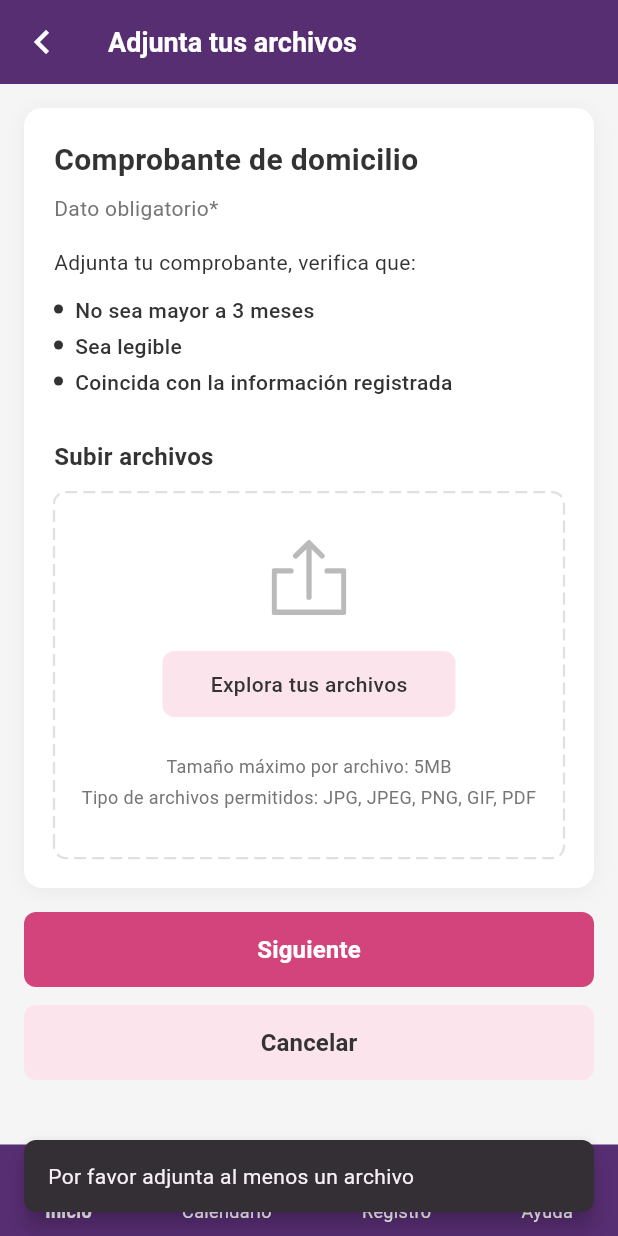
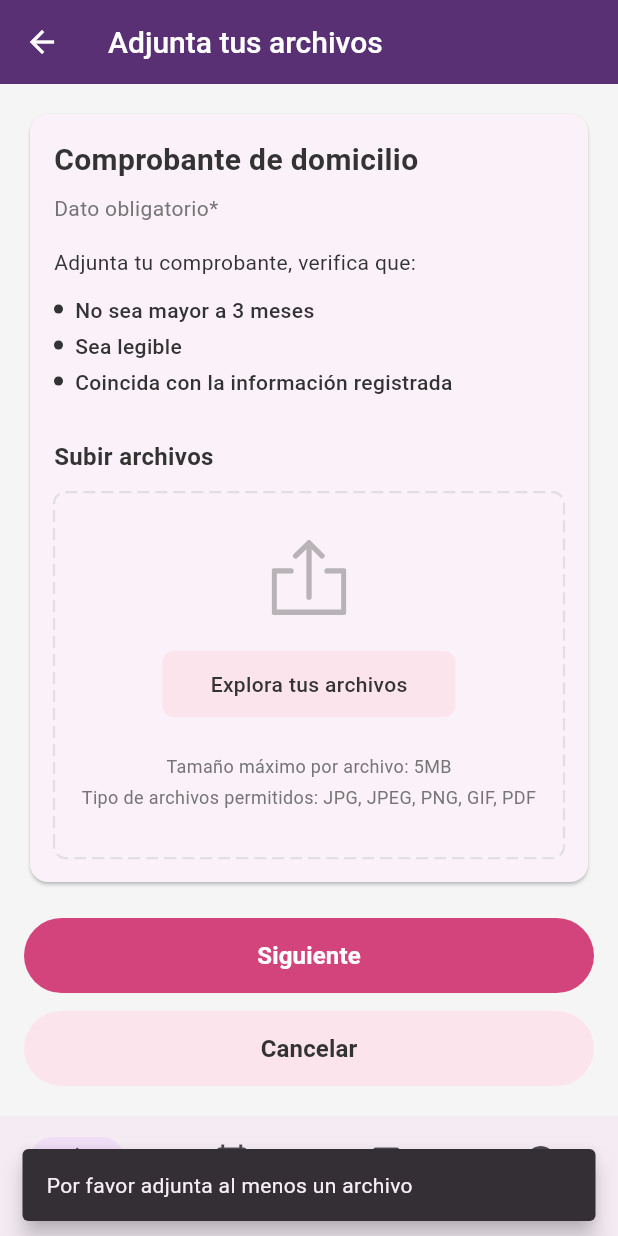
Before and after one commit to forozco/forozco-flutter-uploader-component, a Flutter app: the screen it shows after launch, after a tap on "Siguiente", on a phone screen of 412 x 824 dp. Run offline on Flutter 3.47's test engine with Material 3 defaults, Android fonts, the light colour scheme and no system bars; our stand-ins replace file_picker, flutter_svg.

Commit message:
Implement native UI for iOS and Android
iOS:
- CupertinoPageScaffold with CupertinoNavigationBar
- CupertinoButton.filled for primary actions
- CupertinoTabBar for bottom navigation
- CupertinoAlertDialog for messages
- SF Symbols icons (CupertinoIcons)

Android:
- Material 3 AppBar with elevation
- FilledButton and FilledButton.tonal
- NavigationBar (Material 3)
- Floating SnackBar for messages
- Material icons

Both:
- System fonts automatically used
- Platform-specific haptic feedback
- Native scroll physics

```diff
--- a/lib/screens/adjunta_archivos_screen.dart
+++ b/lib/screens/adjunta_archivos_screen.dart
@@ -1,7 +1,8 @@
+import 'dart:io';
+import 'package:flutter/cupertino.dart';
 import 'package:flutter/material.dart';
 import 'package:flutter/services.dart';
 import '../theme/app_theme.dart';
-import '../widgets/bottom_nav_bar.dart';
 import '../widgets/file_uploader_card.dart';
 
 class AdjuntaArchivosScreen extends StatefulWidget {
@@ -17,37 +18,39 @@ class _AdjuntaArchivosScreenState extends State<AdjuntaArchivosScreen> {
 
   @override
   Widget build(BuildContext context) {
-    return AnnotatedRegion<SystemUiOverlayStyle>(
-      value: const SystemUiOverlayStyle(
-        statusBarColor: Colors.transparent,
-        statusBarIconBrightness: Brightness.light,
-        statusBarBrightness: Brightness.dark,
-      ),
-      child: Scaffold(
-        backgroundColor: AppColors.backgroundGray,
-        appBar: AppBar(
+    if (Platform.isIOS) {
+      return _buildIOSScreen();
+    }
+    return _buildAndroidScreen();
+  }
+
+  // ==================== iOS Native UI ====================
+  Widget _buildIOSScreen() {
+    return CupertinoPageScaffold(
+      backgroundColor: CupertinoColors.systemGroupedBackground,
+      navigationBar: CupertinoNavigationBar(
         backgroundColor: AppColors.primaryPurple,
-          surfaceTintColor: Colors.transparent,
-          leading: IconButton(
-            icon: const Icon(Icons.chevron_left, color: AppColors.white, size: 32),
+        border: null,
+        leading: CupertinoButton(
+          padding: EdgeInsets.zero,
           onPressed: () {
             HapticFeedback.lightImpact();
             Navigator.of(context).maybePop();
           },
+          child: const Icon(
+            CupertinoIcons.back,
+            color: CupertinoColors.white,
           ),
-          title: const Text(
+        ),
+        middle: const Text(
           'Adjunta tus archivos',
           style: TextStyle(
-              color: AppColors.white,
-              fontSize: 18,
+            color: CupertinoColors.white,
             fontWeight: FontWeight.w600,
           ),
         ),
-          elevation: 0,
-          scrolledUnderElevation: 0,
       ),
-        body: SafeArea(
-          top: false,
+      child: SafeArea(
         child: Column(
           children: [
             Expanded(
@@ -55,7 +58,13 @@ class _AdjuntaArchivosScreenState extends State<AdjuntaArchivosScreen> {
                 padding: const EdgeInsets.all(16),
                 child: Column(
                   children: [
-                      FileUploaderCard(
+                    // Card con estilo iOS
+                    Container(
+                      decoration: BoxDecoration(
+                        color: CupertinoColors.white,
+                        borderRadius: BorderRadius.circular(10),
+                      ),
+                      child: FileUploaderCard(
                         title: 'Comprobante de domicilio',
                         subtitle: 'Dato obligatorio*',
                         description: 'Adjunta tu comprobante, verifica que:',
@@ -70,20 +79,139 @@ class _AdjuntaArchivosScreenState extends State<AdjuntaArchivosScreen> {
                           });
                         },
                       ),
+                    ),
+                    const SizedBox(height: 20),
+                    // Botón primario iOS
+                    SizedBox(
+                      width: double.infinity,
+                      child: CupertinoButton.filled(
+                        onPressed: _handleSiguiente,
+                        child: const Text(
+                          'Siguiente',
+                          style: TextStyle(
+                            fontWeight: FontWeight.w600,
+                          ),
+                        ),
+                      ),
+                    ),
+                    const SizedBox(height: 12),
+                    // Botón secundario iOS
+                    SizedBox(
+                      width: double.infinity,
+                      child: CupertinoButton(
+                        color: AppColors.lightPink,
+                        onPressed: _handleCancela,
+                        child: const Text(
+                          'Cancelar',
+                          style: TextStyle(
+                            color: AppColors.textDark,
+                            fontWeight: FontWeight.w600,
+                          ),
+                        ),
+                      ),
+                    ),
                     const SizedBox(height: 16),
+                  ],
+                ),
+              ),
+            ),
+            // Tab Bar iOS nativo
+            CupertinoTabBar(
+              currentIndex: _currentNavIndex,
+              activeColor: AppColors.primaryPurple,
+              inactiveColor: CupertinoColors.systemGrey,
+              onTap: (index) {
+                HapticFeedback.selectionClick();
+                setState(() {
+                  _currentNavIndex = index;
+                });
+              },
+              items: const [
+                BottomNavigationBarItem(
+                  icon: Icon(CupertinoIcons.home),
+                  label: 'Inicio',
+                ),
+                BottomNavigationBarItem(
+                  icon: Icon(CupertinoIcons.calendar),
+                  label: 'Calendario',
+                ),
+                BottomNavigationBarItem(
+                  icon: Icon(CupertinoIcons.add_circled),
+                  label: 'Registro',
+                ),
+                BottomNavigationBarItem(
+                  icon: Icon(CupertinoIcons.question_circle),
+                  label: 'Ayuda',
+                ),
+              ],
+            ),
+          ],
+        ),
+      ),
+    );
+  }
+
+  // ==================== Android Native UI ====================
+  Widget _buildAndroidScreen() {
+    return Scaffold(
+      backgroundColor: Colors.grey.shade100,
+      appBar: AppBar(
+        backgroundColor: AppColors.primaryPurple,
+        leading: IconButton(
+          icon: const Icon(Icons.arrow_back),
+          onPressed: () {
+            HapticFeedback.lightImpact();
+            Navigator.of(context).maybePop();
+          },
+        ),
+        title: const Text(
+          'Adjunta tus archivos',
+          style: TextStyle(
+            fontSize: 20,
+            fontWeight: FontWeight.w500,
+          ),
+        ),
+        elevation: 2,
+      ),
+      body: SafeArea(
+        child: Column(
+          children: [
+            Expanded(
+              child: SingleChildScrollView(
+                padding: const EdgeInsets.all(16),
+                child: Column(
+                  children: [
+                    // Card Material
+                    Card(
+                      elevation: 1,
+                      shape: RoundedRectangleBorder(
+                        borderRadius: BorderRadius.circular(12),
+                      ),
+                      child: FileUploaderCard(
+                        title: 'Comprobante de domicilio',
+                        subtitle: 'Dato obligatorio*',
+                        description: 'Adjunta tu comprobante, verifica que:',
+                        requirements: const [
+                          'No sea mayor a 3 meses',
+                          'Sea legible',
+                          'Coincida con la información registrada',
+                        ],
+                        onFilesChanged: (files) {
+                          setState(() {
+                            _uploadedFiles = files;
+                          });
+                        },
+                      ),
+                    ),
+                    const SizedBox(height: 20),
+                    // Botón primario Material 3
                     SizedBox(
                       width: double.infinity,
                       height: 50,
-                        child: ElevatedButton(
+                      child: FilledButton(
                         onPressed: _handleSiguiente,
-                          style: ElevatedButton.styleFrom(
+                        style: FilledButton.styleFrom(
                           backgroundColor: AppColors.primaryPink,
-                            foregroundColor: AppColors.white,
-                            elevation: 0,
-                            shadowColor: Colors.transparent,
-                            shape: RoundedRectangleBorder(
-                              borderRadius: BorderRadius.circular(8),
-                            ),
                         ),
                         child: const Text(
                           'Siguiente',
@@ -95,19 +223,15 @@ class _AdjuntaArchivosScreenState extends State<AdjuntaArchivosScreen> {
                       ),
                     ),
                     const SizedBox(height: 12),
+                    // Botón secundario Material 3
                     SizedBox(
                       width: double.infinity,
                       height: 50,
-                        child: TextButton(
+                      child: FilledButton.tonal(
                         onPressed: _handleCancela,
-                          style: TextButton.styleFrom(
+                        style: FilledButton.styleFrom(
                           backgroundColor: AppColors.lightPink,
                           foregroundColor: AppColors.textDark,
-                            elevation: 0,
-                            shadowColor: Colors.transparent,
-                            shape: RoundedRectangleBorder(
-                              borderRadius: BorderRadius.circular(8),
-                            ),
                         ),
                         child: const Text(
                           'Cancelar',
@@ -123,17 +247,39 @@ class _AdjuntaArchivosScreenState extends State<AdjuntaArchivosScreen> {
                 ),
               ),
             ),
-              BottomNavBar(
-                currentIndex: _currentNavIndex,
-                onTap: (index) {
+            // Navigation Bar Material 3
+            NavigationBar(
+              selectedIndex: _currentNavIndex,
+              onDestinationSelected: (index) {
                 HapticFeedback.selectionClick();
                 setState(() {
                   _currentNavIndex = index;
                 });
               },
+              destinations: const [
+                NavigationDestination(
+                  icon: Icon(Icons.home_outlined),
+                  selectedIcon: Icon(Icons.home),
+                  label: 'Inicio',
+                ),
+                NavigationDestination(
+                  icon: Icon(Icons.calendar_today_outlined),
+                  selectedIcon: Icon(Icons.calendar_today),
+                  label: 'Calendario',
+                ),
+                NavigationDestination(
+                  icon: Icon(Icons.add_box_outlined),
+                  selectedIcon: Icon(Icons.add_box),
+                  label: 'Registro',
+                ),
+                NavigationDestination(
+                  icon: Icon(Icons.help_outline),
+                  selectedIcon: Icon(Icons.help),
+                  label: 'Ayuda',
                 ),
               ],
             ),
+          ],
         ),
       ),
     );
@@ -142,34 +288,41 @@ class _AdjuntaArchivosScreenState extends State<AdjuntaArchivosScreen> {
   void _handleSiguiente() {
     HapticFeedback.mediumImpact();
     if (_uploadedFiles.isEmpty) {
-      ScaffoldMessenger.of(context).showSnackBar(
-        SnackBar(
-          content: const Text('Por favor adjunta al menos un archivo'),
-          behavior: SnackBarBehavior.floating,
-          shape: RoundedRectangleBorder(
-            borderRadius: BorderRadius.circular(8),
-          ),
-          margin: const EdgeInsets.all(16),
-        ),
-      );
+      _showMessage('Por favor adjunta al menos un archivo');
       return;
     }
 
     final fileNames = _uploadedFiles.map((f) => f.name).join(', ');
-    ScaffoldMessenger.of(context).showSnackBar(
-      SnackBar(
-        content: Text('Archivos: $fileNames'),
-        behavior: SnackBarBehavior.floating,
-        shape: RoundedRectangleBorder(
-          borderRadius: BorderRadius.circular(8),
-        ),
-        margin: const EdgeInsets.all(16),
-      ),
-    );
+    _showMessage('Archivos: $fileNames');
   }
 
   void _handleCancela() {
     HapticFeedback.lightImpact();
     Navigator.of(context).maybePop();
   }
+
+  void _showMessage(String message) {
+    if (Platform.isIOS) {
+      showCupertinoDialog(
+        context: context,
+        builder: (context) => CupertinoAlertDialog(
+          content: Text(message),
+          actions: [
+            CupertinoDialogAction(
+              isDefaultAction: true,
+              onPressed: () => Navigator.pop(context),
+              child: const Text('OK'),
+            ),
+          ],
+        ),
+      );
+    } else {
+      ScaffoldMessenger.of(context).showSnackBar(
+        SnackBar(
+          content: Text(message),
+          behavior: SnackBarBehavior.floating,
+        ),
+      );
     }
+  }
+}
--- a/lib/widgets/file_uploader_card.dart
+++ b/lib/widgets/file_uploader_card.dart
@@ -99,20 +99,8 @@ class _FileUploaderCardState extends State<FileUploaderCard> {
 
   @override
   Widget build(BuildContext context) {
-    return Container(
-      width: double.infinity,
-      padding: const EdgeInsets.all(20),
-      decoration: BoxDecoration(
-        color: AppColors.white,
-        borderRadius: BorderRadius.circular(12),
-        boxShadow: [
-          BoxShadow(
-            color: Colors.black.withOpacity(0.05),
-            blurRadius: 10,
-            offset: const Offset(0, 2),
-          ),
-        ],
-      ),
+    return Padding(
+      padding: const EdgeInsets.all(16),
       child: Column(
         crossAxisAlignment: CrossAxisAlignment.start,
         children: [
```
Lines whose indentation alone changed are shown as unchanged.
